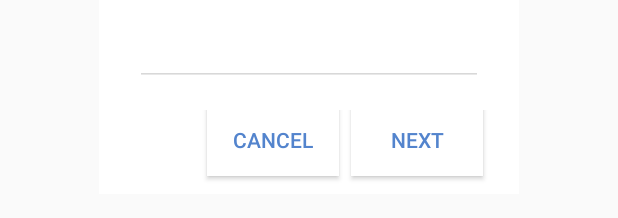
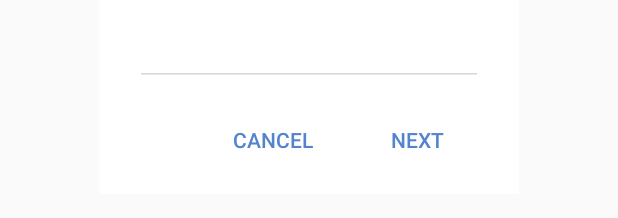
Before and after one commit to TreeFrogApps/TaDO, an Android app: the layout activity_create_items_dialog_add_item.xml on its own in the app's theme, with its tools: preview values and no code run, on a phone screen of 412 x 824 dp. Shown: the part 669-887 px from the top of the screen. Run offline under Robolectric (Android 15) with nearby library versions, the phone set to English and light mode, and no system bars.

```diff
--- a/app/src/main/res/layout/activity_create_items_dialog_add_item.xml
+++ b/app/src/main/res/layout/activity_create_items_dialog_add_item.xml
@@ -201,7 +201,8 @@
             android:layout_marginRight="@dimen/four_dp"
             android:background="@drawable/button_selector"
             android:text="@string/fragment_my_lists_dialog_cancel"
-            android:textColor="@color/primaryColor" />
+            android:textColor="@color/primaryColor"
+            style="?android:attr/borderlessButtonStyle"/>
 
         <Button
             android:id="@+id/createItemDialogPositiveButton"
@@ -212,7 +213,9 @@
             android:layout_marginRight="@dimen/twenty_four"
             android:background="@drawable/button_selector"
             android:text="@string/activity_create_items_dialog_item_next"
-            android:textColor="@color/primaryColor" />
+            android:textColor="@color/primaryColor"
+            style="?android:attr/borderlessButtonStyle"/>
+
     </LinearLayout>
 
 </LinearLayout>
--- a/app/src/main/res/layout/fragment_my_lists_dialog.xml
+++ b/app/src/main/res/layout/fragment_my_lists_dialog.xml
@@ -61,7 +61,8 @@
             android:layout_marginBottom="@dimen/eight_dp"
             android:text="@string/fragment_my_lists_dialog_cancel"
             android:textColor="@color/primaryColor"
-            android:background="@drawable/button_selector"/>
+            android:background="@drawable/button_selector"
+            style="?android:attr/borderlessButtonStyle"/>
 
         <Button
             android:id="@+id/dialogTitleDoneButton"
@@ -72,7 +73,8 @@
             android:layout_marginBottom="@dimen/eight_dp"
             android:text="@string/fragment_my_lists_dialog_done"
             android:textColor="@color/primaryColor"
-            android:background="@drawable/button_selector"/>
+            android:background="@drawable/button_selector"
+            style="?android:attr/borderlessButtonStyle"/>
     </LinearLayout>
 
 
```
Also changed, not shown: app/src/main/java/com/treefrogapps/TaDo/CreateItemsActivity.java (+15 -2 lines), app/src/main/res/layout/activity_create_items_dialog_rename_title.xml (+5 -2 lines).
